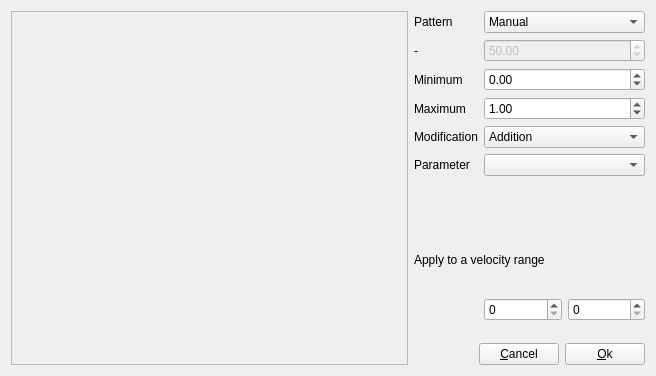
Above: sources/editor/tools/global_settings/toolglobalsettings_gui.ui from davy7125/polyphone before the change. Below: the same form after it.
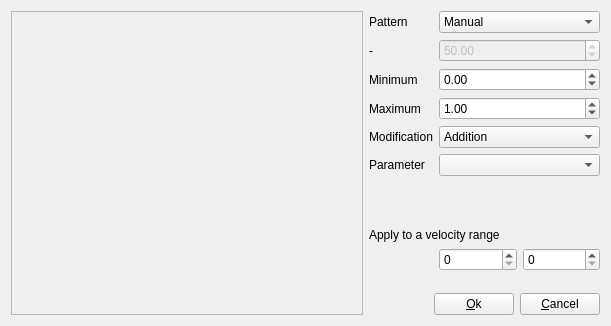
That is the form after the change. Custom widgets are drawn as their Qt base class.

Commit message:
Dialog buttons
Ok is left, cancel is right, default is ok

What changed in the file:
```diff
--- a/sources/editor/tools/global_settings/toolglobalsettings_gui.ui
+++ b/sources/editor/tools/global_settings/toolglobalsettings_gui.ui
@@ -6,8 +6,8 @@
    <rect>
     <x>0</x>
     <y>0</y>
-    <width>656</width>
-    <height>376</height>
+    <width>581</width>
+    <height>322</height>
    </rect>
   </property>
   <property name="windowTitle">
@@ -265,13 +265,6 @@
        </property>
       </spacer>
      </item>
-     <item>
-      <widget class="QPushButton" name="pushCancel">
-       <property name="text">
-        <string>&amp;Cancel</string>
-       </property>
-      </widget>
-     </item>
      <item>
       <widget class="QPushButton" name="pushOk">
        <property name="text">
@@ -279,6 +272,13 @@
        </property>
       </widget>
      </item>
+     <item>
+      <widget class="QPushButton" name="pushCancel">
+       <property name="text">
+        <string>&amp;Cancel</string>
+       </property>
+      </widget>
+     </item>
     </layout>
    </item>
   </layout>
```
Left out of the diff: 12 changed lines with no effect on the pictures. The commit also changes 22 other files.
